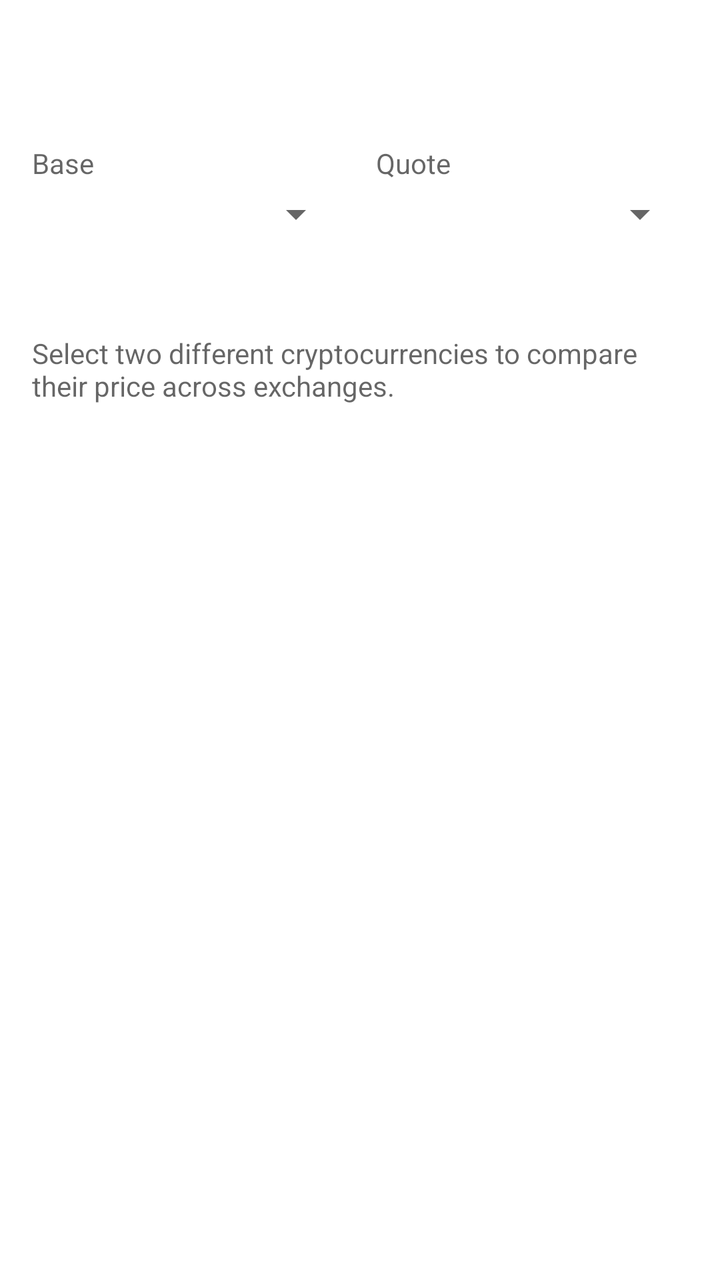
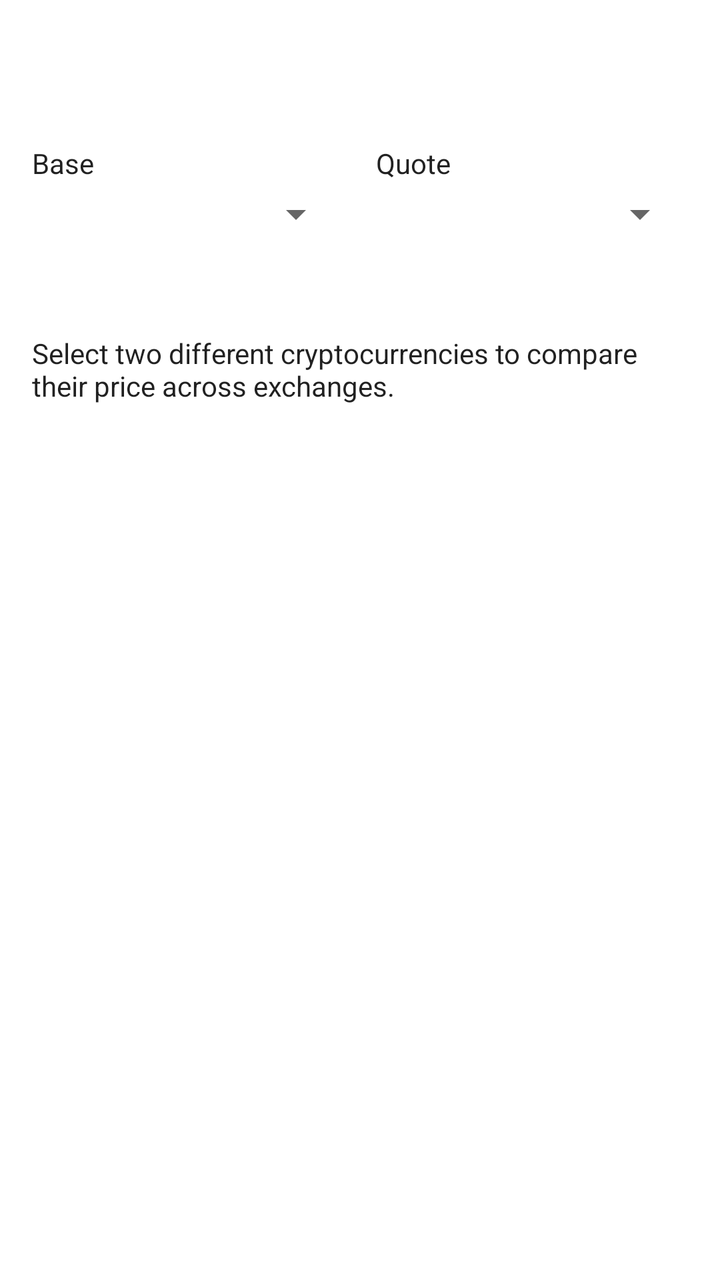

An Android layout rendered at two revisions. The XML below is the earlier revision; the diff shows what the commit changed to produce the second picture.
<!-- AndroidManifest.xml: application theme Theme.Accounting -->
<!-- res/layout/activity_cex_prices.xml -->
<?xml version="1.0" encoding="utf-8"?>
<LinearLayout xmlns:android="http://schemas.android.com/apk/res/android"
    android:layout_width="match_parent"
    android:layout_height="match_parent"
    android:orientation="vertical">

    <androidx.appcompat.widget.Toolbar
        android:id="@+id/toolbar"
        android:layout_width="match_parent"
        android:layout_height="wrap_content"
        android:minHeight="?attr/actionBarSize" />

    <LinearLayout
        android:layout_width="match_parent"
        android:layout_height="wrap_content"
        android:orientation="horizontal"
        android:padding="16dp">

        <LinearLayout
            android:layout_width="0dp"
            android:layout_height="wrap_content"
            android:layout_marginEnd="8dp"
            android:layout_weight="1"
            android:orientation="vertical">

            <TextView
                android:layout_width="match_parent"
                android:layout_height="wrap_content"
                android:text="@string/label_base_instrument"
                android:textColor="?android:attr/textColorSecondary"
                android:textSize="14sp" />

            <Spinner
                android:id="@+id/spinner_base"
                android:layout_width="match_parent"
                android:layout_height="wrap_content"
                android:layout_marginTop="4dp" />
        </LinearLayout>

        <LinearLayout
            android:layout_width="0dp"
            android:layout_height="wrap_content"
            android:layout_marginStart="8dp"
            android:layout_weight="1"
            android:orientation="vertical">

            <TextView
                android:layout_width="match_parent"
                android:layout_height="wrap_content"
                android:text="@string/label_quote_instrument"
                android:textColor="?android:attr/textColorSecondary"
                android:textSize="14sp" />

            <Spinner
                android:id="@+id/spinner_quote"
                android:layout_width="match_parent"
                android:layout_height="wrap_content"
                android:layout_marginTop="4dp" />
        </LinearLayout>
    </LinearLayout>

    <ProgressBar
        android:id="@+id/progress_cex_prices"
        style="?android:attr/progressBarStyleHorizontal"
        android:layout_width="match_parent"
        android:layout_height="wrap_content"
        android:indeterminate="true"
        android:visibility="invisible" />

    <TextView
        android:id="@+id/text_cex_hint"
        android:layout_width="match_parent"
        android:layout_height="wrap_content"
        android:padding="16dp"
        android:text="@string/cex_prices_hint"
        android:textColor="?android:attr/textColorSecondary" />

    <androidx.recyclerview.widget.RecyclerView
        android:id="@+id/recycler_cex_prices"
        android:layout_width="match_parent"
        android:layout_height="0dp"
        android:layout_weight="1" />
</LinearLayout>
<!-- resources referenced by this layout -->
<resources>
  <string name="cex_prices_hint">Select two different cryptocurrencies to compare their price across exchanges.</string>
  <string name="label_base_instrument">Base</string>
  <string name="label_quote_instrument">Quote</string>
  <style name="Theme.Accounting" parent="Theme.MaterialComponents.DayNight.NoActionBar">
          <item name="colorPrimary">@color/gold_500</item>
          <item name="colorPrimaryVariant">@color/gold_700</item>
          <item name="colorOnPrimary">@color/white</item>
          <item name="colorSecondary">@color/brown_500</item>
          <item name="colorSecondaryVariant">@color/brown_700</item>
          <item name="colorOnSecondary">@color/white</item>
          <item name="android:statusBarColor" tools:targetApi="21">?attr/colorPrimaryVariant</item>
      </style>
  <color name="gold_500">#B8860B</color>
  <color name="gold_700">#7A5C00</color>
  <color name="white">#FFFFFFFF</color>
  <color name="brown_500">#5D4037</color>
  <color name="brown_700">#4E342E</color>
</resources>

<!-- the commit's change to res/layout/activity_cex_prices.xml (unified diff, before → after) -->
@@ -27,7 +27,7 @@
                 android:layout_width="match_parent"
                 android:layout_height="wrap_content"
                 android:text="@string/label_base_instrument"
-                android:textColor="?android:attr/textColorSecondary"
+                android:textColor="?android:attr/textColorPrimary"
                 android:textSize="14sp" />
 
             <Spinner
@@ -48,7 +48,7 @@
                 android:layout_width="match_parent"
                 android:layout_height="wrap_content"
                 android:text="@string/label_quote_instrument"
-                android:textColor="?android:attr/textColorSecondary"
+                android:textColor="?android:attr/textColorPrimary"
                 android:textSize="14sp" />
 
             <Spinner
@@ -73,11 +73,59 @@
         android:layout_height="wrap_content"
         android:padding="16dp"
         android:text="@string/cex_prices_hint"
-        android:textColor="?android:attr/textColorSecondary" />
+        android:textColor="?android:attr/textColorPrimary" />
 
-    <androidx.recyclerview.widget.RecyclerView
-        android:id="@+id/recycler_cex_prices"
+    <ScrollView
         android:layout_width="match_parent"
         android:layout_height="0dp"
-        android:layout_weight="1" />
+        android:layout_weight="1">
+
+        <LinearLayout
+            android:id="@+id/card_cex_prices"
+            android:layout_width="match_parent"
+            android:layout_height="wrap_content"
+            android:layout_marginStart="16dp"
+            android:layout_marginEnd="16dp"
+            android:layout_marginTop="8dp"
+            android:layout_marginBottom="8dp"
+            android:background="@drawable/bg_metrics_card"
+            android:orientation="vertical"
+            android:paddingStart="18dp"
+            android:paddingEnd="18dp"
+            android:paddingTop="12dp"
+            android:paddingBottom="12dp"
+            android:visibility="gone">
+
+            <LinearLayout
+                android:layout_width="match_parent"
+                android:layout_height="wrap_content"
+                android:layout_marginBottom="4dp"
+                android:gravity="center_vertical"
+                android:orientation="horizontal">
+
+                <TextView
+                    android:id="@+id/text_cex_pair"
+                    android:layout_width="0dp"
+                    android:layout_height="wrap_content"
+                    android:layout_weight="1"
+                    android:textColor="?android:attr/textColorPrimary"
+                    android:textSize="20sp"
+                    android:textStyle="bold" />
+
+                <TextView
+                    android:id="@+id/text_cex_spread"
+                    android:layout_width="wrap_content"
+                    android:layout_height="wrap_content"
+                    android:textColor="@color/metrics_card_label"
+                    android:textSize="12sp"
+                    android:textStyle="bold" />
+            </LinearLayout>
+
+            <androidx.recyclerview.widget.RecyclerView
+                android:id="@+id/recycler_cex_prices"
+                android:layout_width="match_parent"
+                android:layout_height="wrap_content"
+                android:nestedScrollingEnabled="false" />
+        </LinearLayout>
+    </ScrollView>
 </LinearLayout>
<!-- resource entries referenced after the edit -->
@@ -1,5 +1,16 @@
 <!-- resources referenced by this layout -->
 <resources>
+  <color name="metrics_card_label">@color/gold_700</color>
+  <!-- drawable bg_metrics_card (drawable) -->
+  <?xml version="1.0" encoding="utf-8"?>
+  <shape xmlns:android="http://schemas.android.com/apk/res/android"
+      android:shape="rectangle">
+      <solid android:color="@color/metrics_card_bg" />
+      <corners android:radius="16dp" />
+      <stroke
+          android:width="1dp"
+          android:color="@color/metrics_card_border" />
+  </shape>
   <string name="cex_prices_hint">Select two different cryptocurrencies to compare their price across exchanges.</string>
   <string name="label_base_instrument">Base</string>
   <string name="label_quote_instrument">Quote</string>
@@ -14,6 +25,8 @@
       </style>
   <color name="gold_500">#B8860B</color>
   <color name="gold_700">#7A5C00</color>
+  <color name="metrics_card_bg">#FFF7EED8</color>
+  <color name="metrics_card_border">#33B8860B</color>
   <color name="white">#FFFFFFFF</color>
   <color name="brown_500">#5D4037</color>
   <color name="brown_700">#4E342E</color>
